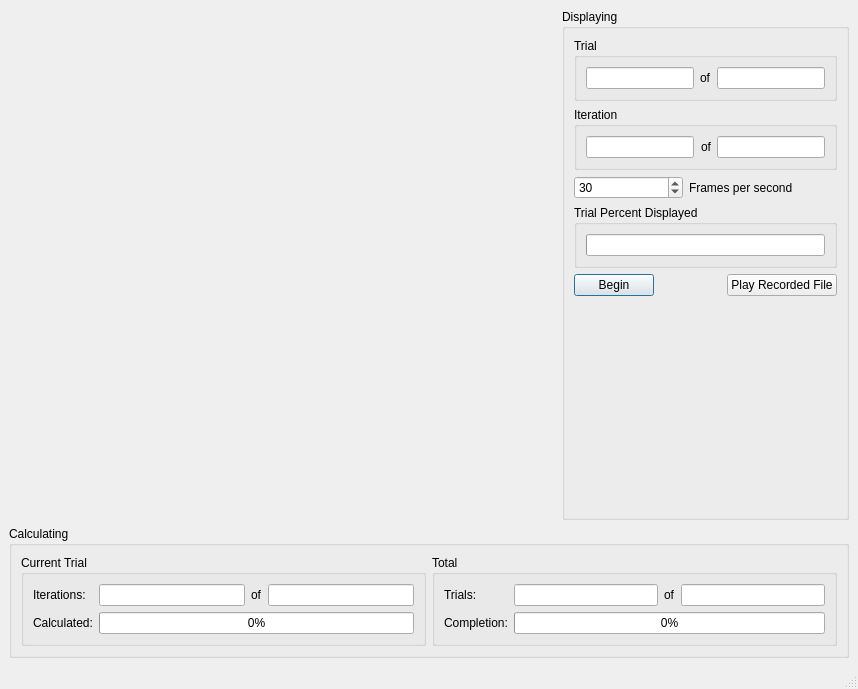
Before: the Qt Designer form qthyena.ui in msolomon/Hyena-Communication, drawn with Qt 5.
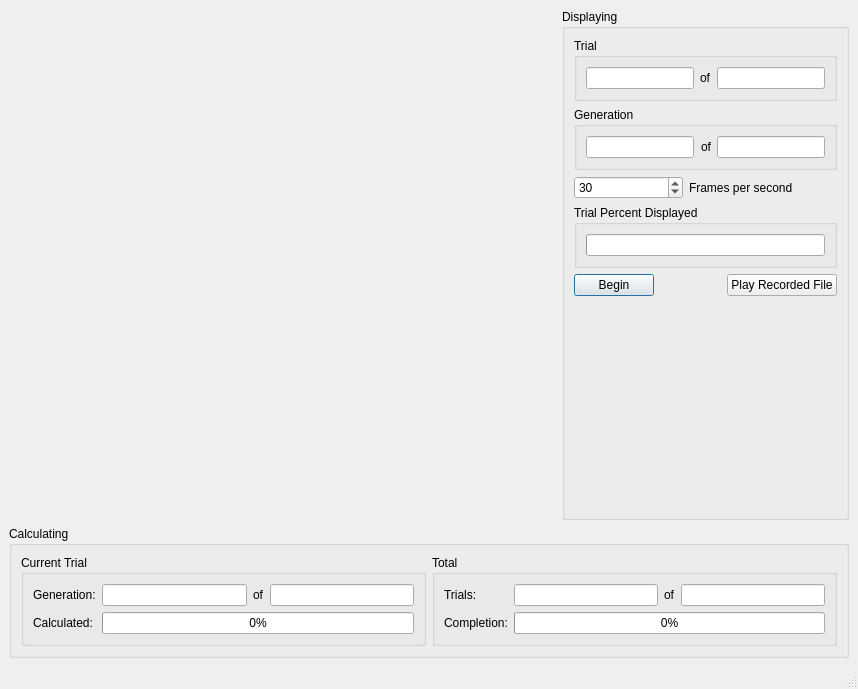
After: the same form once the commit is applied. Custom widgets are drawn as their Qt base class.

The edit to the form file:
```diff
--- a/qthyena.ui
+++ b/qthyena.ui
@@ -61,7 +61,7 @@
           <item row="0" column="0">
            <widget class="QLabel" name="label_6">
             <property name="text">
-             <string>Iterations:</string>
+             <string>Generation:</string>
             </property>
             <property name="margin">
              <number>0</number>
@@ -235,7 +235,7 @@
        <item row="1" column="0" colspan="2">
         <widget class="QGroupBox" name="groupBox">
          <property name="title">
-          <string>Iteration</string>
+          <string>Generation</string>
          </property>
          <layout class="QHBoxLayout" name="horizontalLayout">
           <item>
```
